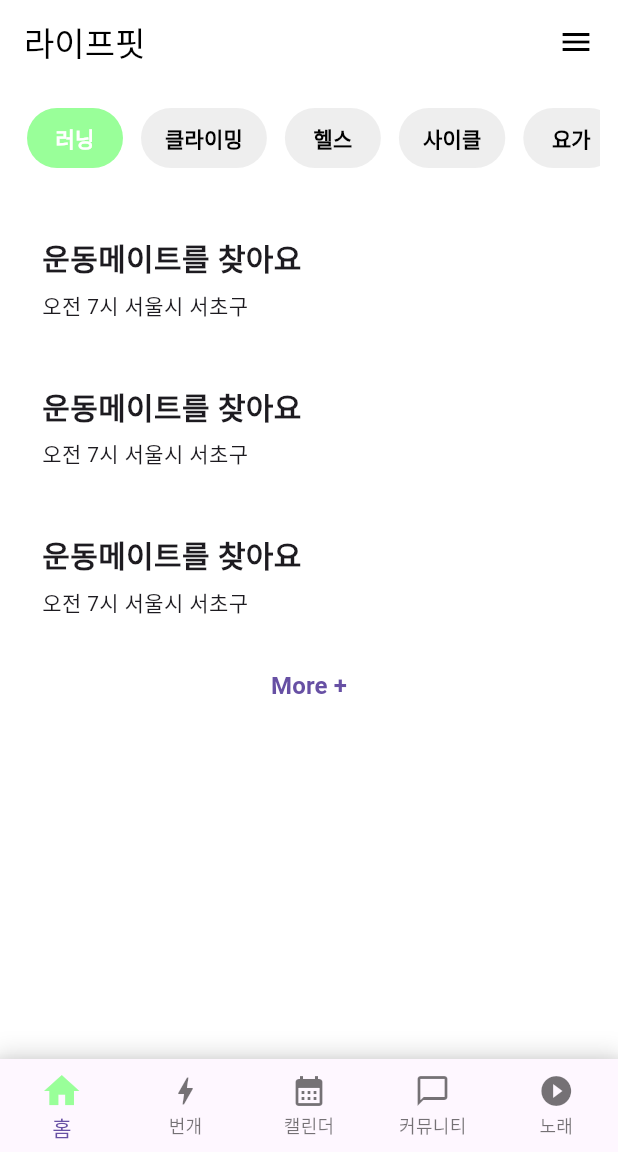
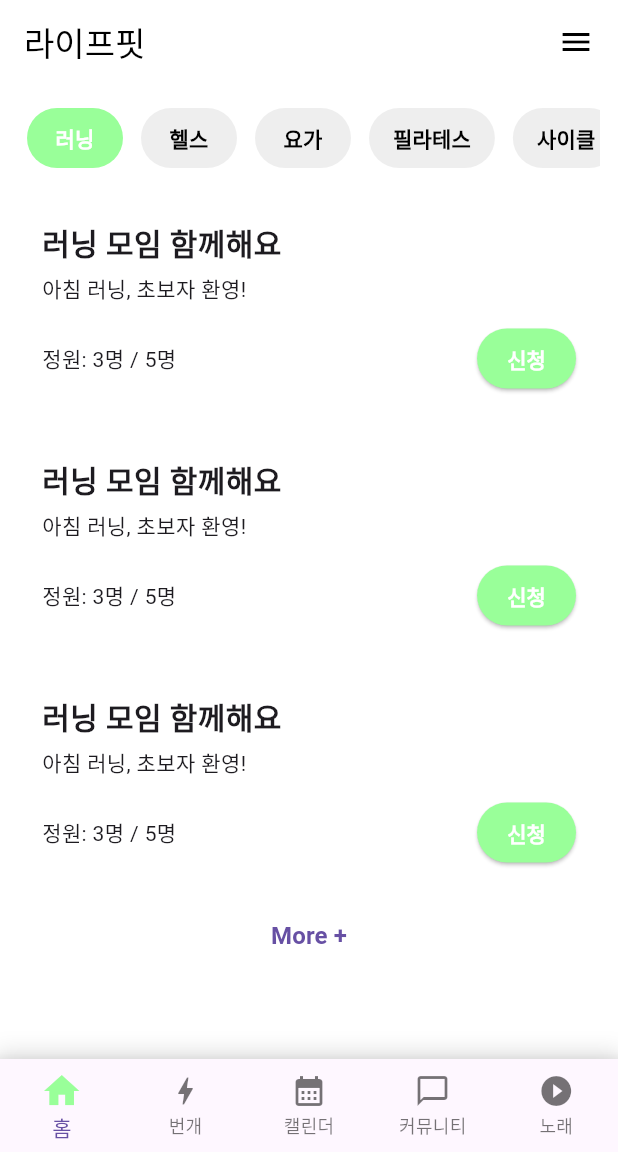
Before and after one commit to BaekChanWoo/lifefit, a Flutter app: the screen it shows after launch, swiped to page 2, on a phone screen of 412 x 824 dp, the part 84-1236 px from its top. Run offline on Flutter 3.47's test engine with Material 3 defaults, Android fonts, the phone set to English and light mode, and no system bars; our stand-ins replace table_calendar.

Commit message:
번개 신청 시트, 신청 시 정원 수 증가, 신청마감시 버튼 변경됨 기능 추가

```diff
--- /dev/null
+++ b/lib/component/meet_up/apply_button.dart
@@ -0,0 +1,35 @@
+import 'package:flutter/material.dart';
+import 'package:lifefit/const/colors.dart';
+
+/// 신청 버튼 위젯  ui만 담당하는 역할임
+class ApplyButton extends StatelessWidget {
+  final bool isApplied; // 신청 여부 (true면 이미 신청함)
+  final VoidCallback onPressed;
+
+  const ApplyButton({
+    Key? key,
+    required this.isApplied,
+    required this.onPressed,
+  }) : super(key: key);
+
+  @override
+  Widget build(BuildContext context) {
+    return ElevatedButton(
+      onPressed: isApplied ? null : onPressed, // 이미 신청했으면 비활성화
+      style: ElevatedButton.styleFrom(
+        backgroundColor: isApplied ? Colors.grey : PRIMARY_COLOR,
+        shape: RoundedRectangleBorder(
+          borderRadius: BorderRadius.circular(20),
+        ),
+        padding: const EdgeInsets.symmetric(horizontal: 20, vertical: 10),
+      ),
+      child: Text(
+        isApplied ? '신청 완료' : '신청',
+        style: const TextStyle(
+          color: Colors.white,
+          fontWeight: FontWeight.bold,
+        ),
+      ),
+    );
+  }
+}
--- a/lib/component/meet_up/post_list.dart
+++ b/lib/component/meet_up/post_list.dart
@@ -1,11 +1,13 @@
 import 'package:flutter/material.dart';
 import 'package:lifefit/model/meetup_model.dart';
+import 'apply_button.dart';
+import 'apply_sheet.dart';
 
-/// 모집글 목록을 보여주는 위젯
-class PostList extends StatelessWidget {
-  final List<Post> posts;           //게시물 목록
-  final VoidCallback onMorePressed; //More 버튼 클릭 시 실행
-  final bool hasMore;               //보여줄 항목이 있는가
+/// 게시글 리스트를 출력
+class PostList extends StatefulWidget {
+  final List<Post> posts;             // 현재 게시글
+  final VoidCallback onMorePressed;   // More 버튼 클릭 시 호출
+  final bool hasMore;                 // 추가 글 있는지
 
   const PostList({
     Key? key,
@@ -15,12 +17,18 @@ class PostList extends StatelessWidget {
   }) : super(key: key);
 
   @override
+  State<PostList> createState() => _PostListState();
+}
+
+class _PostListState extends State<PostList> {
+  @override
   Widget build(BuildContext context) {
     return ListView.builder(
-      itemCount: posts.length + (hasMore ? 1 : 0), //More 버튼 포함 여부
+      itemCount: widget.posts.length + (widget.hasMore ? 1 : 0),
+
       itemBuilder: (context, index) {
-        if (index < posts.length) {
-          final post = posts[index];
+        if (index < widget.posts.length) {
+          final post = widget.posts[index]; // 현재 게시글
 
           return Card(
             shape: ContinuousRectangleBorder(
@@ -30,10 +38,11 @@ class PostList extends StatelessWidget {
             margin: const EdgeInsets.symmetric(vertical: 5),
             color: Colors.white,
             child: Padding(
-              padding: const EdgeInsets.all(16.0),
+              padding: const EdgeInsets.all(16),
               child: Column(
                 crossAxisAlignment: CrossAxisAlignment.start,
                 children: [
+                  // 제목 표시
                   Text(
                     post.title,
                     style: const TextStyle(
@@ -41,17 +50,54 @@ class PostList extends StatelessWidget {
                       fontWeight: FontWeight.bold,
                     ),
                   ),
-                  const SizedBox(height: 6),
+
+                  const SizedBox(height: 5),
+
+                  // 설명 표시
                   Text(post.description),
+
+                  const SizedBox(height: 12),
+
+                  // 인원 수 신청 버튼 나란히 배치
+                  Row(
+                    mainAxisAlignment: MainAxisAlignment.spaceBetween,
+                    children: [
+                      // 정원 표시
+                      Text(
+                        '정원: ${post.currentPeople}명 / ${post.maxPeople}명',
+                      ),
+
+                      // 신청 버튼
+                      ApplyButton(
+                        isApplied: post.currentPeople >= post.maxPeople,
+                        onPressed: () {
+                          showModalBottomSheet(
+                            context: context,
+                            isScrollControlled: true,
+                            shape: const RoundedRectangleBorder(
+                              borderRadius: BorderRadius.vertical(top: Radius.circular(20)),
+                            ),
+                            builder: (_) => ApplySheet(
+                              post: post,
+                              onApplied: () {
+                                // 시트에서 인원이 증가했을 때 화면 갱신
+                                setState(() {});
+                              },
+                            ),
+                          );
+                        },
+                      ),
+                    ],
+                  ),
                 ],
               ),
             ),
           );
         } else {
-          // 마지막: More 버튼
+          // 게시글 끝났을 때 More 버튼 출력
           return Center(
             child: TextButton(
-              onPressed: onMorePressed,
+              onPressed: widget.onMorePressed,
               child: const Text(
                 'More +',
                 style: TextStyle(
--- a/lib/model/meetup_model.dart
+++ b/lib/model/meetup_model.dart
@@ -1,11 +1,20 @@
+// 모집(Post) 모델 정의
 class Post {
-  final String title;       // 글 제목
+  final String title; // 제목
   final String description; // 설명
-  final String category;    // 운동 카테고리 (러닝, 클라이밍 등)
+  final String category;  // 운동 카테고리
+  final String location; // 운동 장소
+  final String dateTime; // 날짜 및 시간
+  int currentPeople;// 현재 인원
+  int maxPeople;  // 최대 인원
 
   Post({
     required this.title,
     required this.description,
     required this.category,
+    required this.location,
+    required this.dateTime,
+    required this.currentPeople,
+    required this.maxPeople,
   });
 }
--- a/lib/screen/meet_up.dart
+++ b/lib/screen/meet_up.dart
@@ -14,21 +14,36 @@ class MeetUpScreen extends StatefulWidget {
 
 class _MeetUpScreenState extends State<MeetUpScreen> {
   // 카테고리 목록
-  final List<String> categories = ['러닝', '클라이밍', '헬스', '사이클', '요가'];
+  final List<String> categories = ['러닝', '헬스', '요가', '필라테스', '사이클', '클라이밍', '농구' ];
 
   // 현재 선택된 카테고리
   String selectedCategory = '러닝';
 
   // 각 카테고리에 대해 4개의 모집글을 자동 생성
-  late final List<Post> _allPosts = [
-    for (String category in categories)
-      for (int i = 1; i <= 4; i++)
-        Post(
-          title: '운동메이트를 찾아요',
-          description: '오전 7시 서울시 서초구',
-          category: category,
-        )
+  final List<Post> _allPosts = [
+    // 러닝 카테고리 4개 생성
+    ...List.generate(4, (index) => Post(
+      title: '러닝 모임 함께해요',
+      description: '아침 러닝, 초보자 환영!',
+      category: '러닝',
+      location: '한강',
+      dateTime: '2025.04.11.Fri. AM 07:30',
+      currentPeople: 3,
+      maxPeople: 5,
+    )),
+
+    // 클라이밍 카테고리 4개 생성
+    ...List.generate(4, (index) => Post(
+      title: '헬스 초보 환영',
+      description: '온수역 헬스장에서 같이 운동해요',
+      category: '헬스',
+      location: '온수역 헬스장',
+      dateTime: '2025.04.11.Fri. AM 07:30',
+      currentPeople: 2,
+      maxPeople: 4,
+    )),
   ];
+
 
   int _visiblePostCount = 3; // 처음에 보이는 게시글 수
 
@@ -72,7 +87,7 @@ class _MeetUpScreenState extends State<MeetUpScreen> {
                 });
               },
             ),
-            const SizedBox(height: 20),
+            const SizedBox(height: 10),
 
             // 모집 카드 리스트
             Expanded(
```
Also changed, not shown: lib/component/meet_up/apply_sheet.dart (added, +79 -0 lines).
